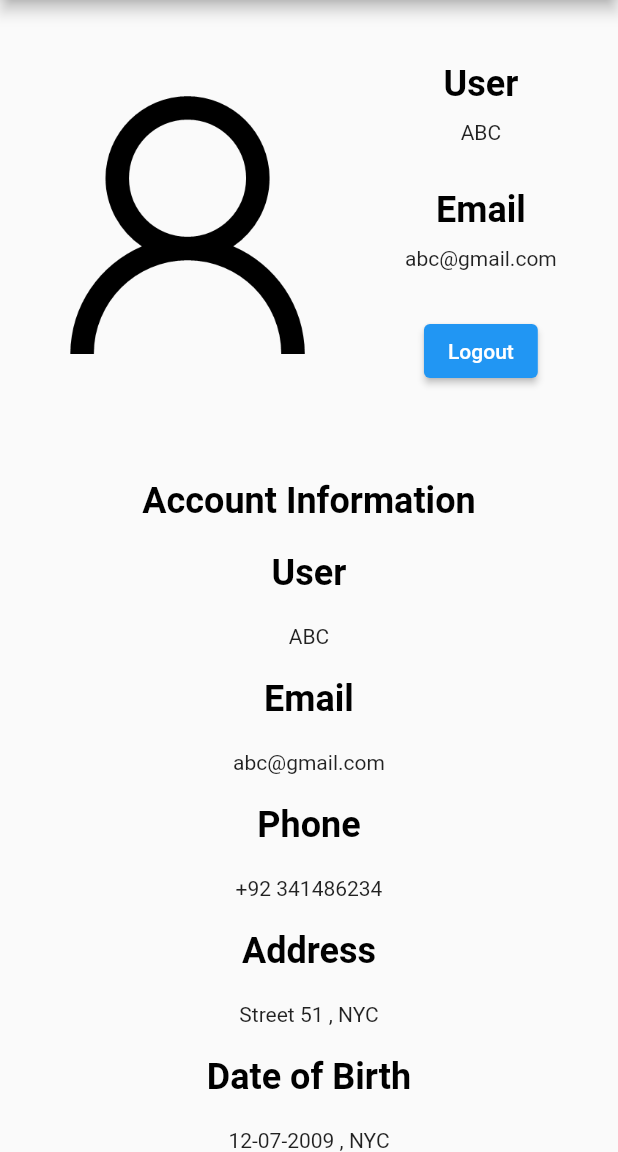
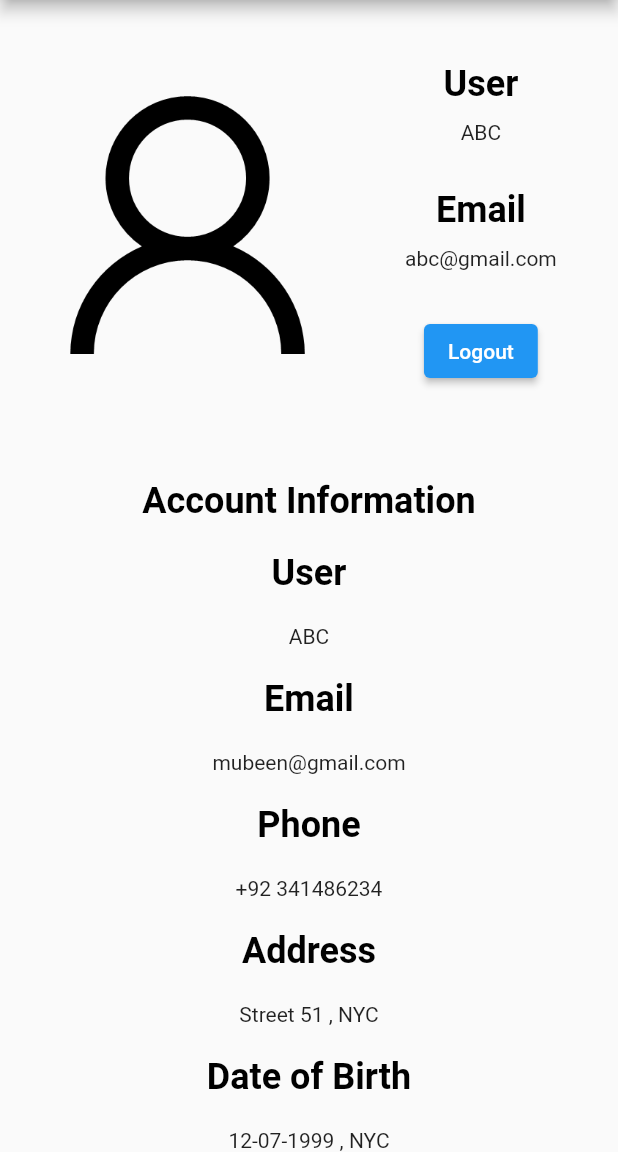
Before and after one commit to mr-mubeen/Ecommerce-UI-Flutter, a Flutter app: the User screen opened directly, on a phone screen of 412 x 824 dp, the part 84-1236 px from its top. Run offline on Flutter 3.47's test engine with Material 2 defaults, Android fonts, the phone set to English and light mode, and no system bars; network calls fail.

Commit message:
Update user.dart

```diff
--- a/lib/user.dart
+++ b/lib/user.dart
@@ -23,10 +23,6 @@ appBar: AppBar (
           )
 
 
-
-
-
-
         ,),
 
 
@@ -35,7 +31,7 @@ appBar: AppBar (
 
 
          children: [
-
+//  swhowing user details in profile page to display uuser profile
 
             Row (children: [
               Image.asset("assets/user.png" , width: 250, height: 300),
@@ -72,7 +68,7 @@ appBar: AppBar (
           SizedBox(height: 20),
            Text("Email" , style: TextStyle(fontWeight: FontWeight.bold , fontSize: 24 , color: Colors.black),),
           SizedBox(height: 20),
-           Text("abc@gmail.com"),
+           Text("mubeen@gmail.com"),
           SizedBox(height: 20),
 
            Text("Phone" , style: TextStyle(fontWeight: FontWeight.bold , fontSize: 24 , color: Colors.black),),
@@ -86,7 +82,7 @@ appBar: AppBar (
           SizedBox(height: 20),
            Text("Date of Birth" , style: TextStyle(fontWeight: FontWeight.bold , fontSize: 24 , color: Colors.black),),
           SizedBox(height: 20),
-           Text("12-07-2009 , NYC"),
+           Text("12-07-1999 , NYC"),
           SizedBox(height: 20),
 
           ],)
```
